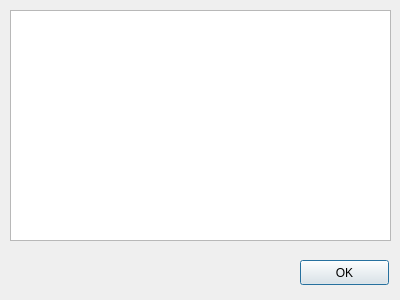
The window that File/searchwindow.ui (htqwjtch/Almost_Total_Commander) describes before a commit, drawn with Qt 5.
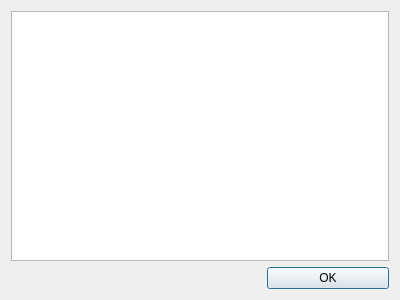
The same window after the commit. Icons and pictures are not drawn.

What changed in the file:
```diff
--- a/File/searchwindow.ui
+++ b/File/searchwindow.ui
@@ -13,33 +13,36 @@
   <property name="windowTitle">
    <string>Dialog</string>
   </property>
-  <property name="windowIcon">
-   <iconset resource="resources/resources.qrc">
-    <normaloff>:/kisspng-computer-icons-search-icon-5b30c8ad36d571.3385379615299237572246-removebg-preview.png</normaloff>:/kisspng-computer-icons-search-icon-5b30c8ad36d571.3385379615299237572246-removebg-preview.png</iconset>
-  </property>
-  <widget class="QListWidget" name="listWidget">
-   <property name="geometry">
-    <rect>
-     <x>10</x>
-     <y>10</y>
-     <width>381</width>
-     <height>231</height>
-    </rect>
-   </property>
-  </widget>
+  <layout class="QVBoxLayout" name="verticalLayout">
+   <item>
+    <layout class="QGridLayout" name="gridLayout">
+     <item row="1" column="0">
+      <widget class="QLabel" name="label_3">
+       <property name="text">
+        <string/>
+       </property>
+      </widget>
+     </item>
+     <item row="1" column="1">
+      <widget class="QLabel" name="label_2">
+       <property name="text">
+        <string/>
+       </property>
+      </widget>
+     </item>
+     <item row="1" column="2">
   <widget class="QPushButton" name="btnOK">
-   <property name="geometry">
-    <rect>
-     <x>300</x>
-     <y>260</y>
-     <width>89</width>
-     <height>25</height>
-    </rect>
-   </property>
    <property name="text">
     <string>OK</string>
    </property>
   </widget>
+     </item>
+     <item row="0" column="0" colspan="3">
+      <widget class="QListWidget" name="listWidget"/>
+     </item>
+    </layout>
+   </item>
+  </layout>
  </widget>
  <resources>
   <include location="resources/resources.qrc"/>
```
Left out of the diff: 4 changed lines with no effect on the pictures. Lines whose indentation alone changed are shown as unchanged.
